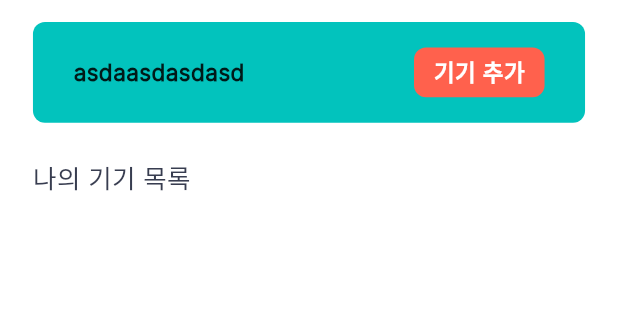
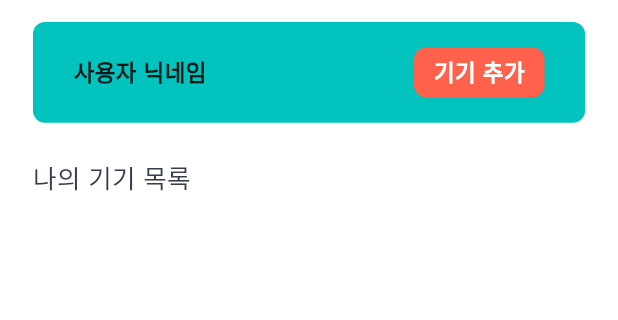
Before and after one commit to younghokim-seoul/plamfarm, a Flutter app: the screen it shows after launch, on a phone screen of 412 x 824 dp, the part 45-365 px from its top. Run offline on Flutter 3.47's test engine with Material 3 defaults, Android fonts, the phone set to English and light mode, and no system bars; our stand-ins replace auto_route, device_info_plus, equatable, floor, flutter_riverpod, flutter_screenutil and 9 more; missing offline and left inert: flutter_reactive_ble, yaru_widgets; accounts and stored records are empty; generated files the repository leaves out were written again.

Commit message:
2차 수정본 배포

```diff
--- a/lib/feature/home/home_list_ui_state.dart
+++ b/lib/feature/home/home_list_ui_state.dart
@@ -6,7 +6,7 @@ part 'home_list_ui_state.freezed.dart';
 @freezed
 class HomeListUiState with _$HomeListUiState {
   factory HomeListUiState({
-    required String userId,
+
     required List<PalmFarmDevice> items,
   }) = _HomeListUiState;
 }
--- a/lib/feature/home/home_page.dart
+++ b/lib/feature/home/home_page.dart
@@ -13,6 +13,8 @@ import 'package:palmfarm/plam_farm_ui/router/app_route.dart';
 import 'package:palmfarm/plam_farm_ui/theme/plam_farm_color.dart';
 import 'package:palmfarm/plam_farm_ui/theme/plam_farm_text_styles.dart';
 import 'package:palmfarm/utils/extension/margin_extension.dart';
+import 'package:palmfarm/utils/extension/value_extension.dart';
+import 'package:url_launcher/url_launcher.dart';
 
 @RoutePage()
 class HomePage extends ConsumerStatefulWidget {
@@ -33,6 +35,7 @@ class _HomePageState extends ConsumerState<HomePage> {
     super.initState();
     _viewModel = ref.read(homeViewModelProvider);
     _viewModel.onLoadData();
+    _viewModel.onLoadUserId();
   }
 
   @override
@@ -58,8 +61,16 @@ class _HomePageState extends ConsumerState<HomePage> {
                 viewModel: _viewModel,
               ),
             ),
-            Assets.image.icBanner.image(width:1.sw,height: 66.h,fit: BoxFit.fill),
           ],
+        ),
+      ),
+      bottomNavigationBar: InkWell(
+        onTap: () =>
+            launchUrl(Uri.parse('https://cafe.naver.com/palmfarmmarket')),
+        child: Assets.image.icBanner.image(
+          width: 1.sw,
+          height: 66.h,
+          fit: BoxFit.fill,
         ),
       ),
     );
@@ -88,14 +99,23 @@ class _HomePageState extends ConsumerState<HomePage> {
                 Gap(10.w),
                 Expanded(
                     child: InkWell(
-                  splashFactory: InkRipple.splashFactory,
-                  onTap: () => showNickNameDialog(
-                      context: context, title: "이름 수정하기", message: ""),
-                  child: const Text(
-                    'asdaasdasdasd',
-                    style: PlamFarmTextStyles.body2Bold,
-                  ),
-                )),
+                        splashFactory: InkRipple.splashFactory,
+                        onTap: () => showNickNameDialog(
+                            context: context,
+                            title: "이름 수정하기",
+                            message: _viewModel.userIdState.val,
+                            onSaveTap: (val) async {
+                              await _viewModel.saveUserId(val);
+                              context.router.pop();
+                            }),
+                        child: _viewModel.userIdState.ui(
+                            builder: (context, state) {
+                          return Text(
+                              state.data.isNullOrEmpty
+                                  ? "사용자 닉네임"
+                                  : state.data!,
+                              style: PlamFarmTextStyles.body2Bold);
+                        }))),
                 Gap(10.w),
                 DecoratedBox(
                     decoration: BoxDecoration(
```
Also changed, not shown: lib/feature/device/detail/device_detail_page.dart (+9 -1 lines), lib/feature/home/home_view_model.dart (+17 -3 lines), lib/feature/widget/dialog/nick_name_dialog.dart (+30 -12 lines), lib/feature/home/home_list_ui_state.freezed.dart, 4 other files.
